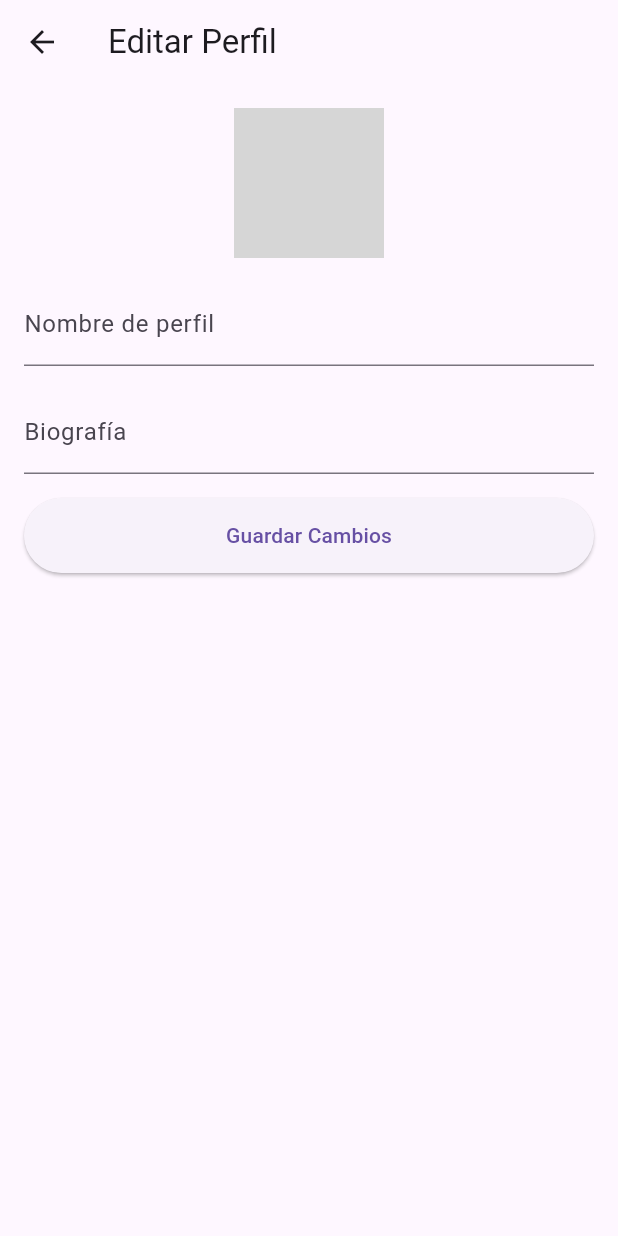
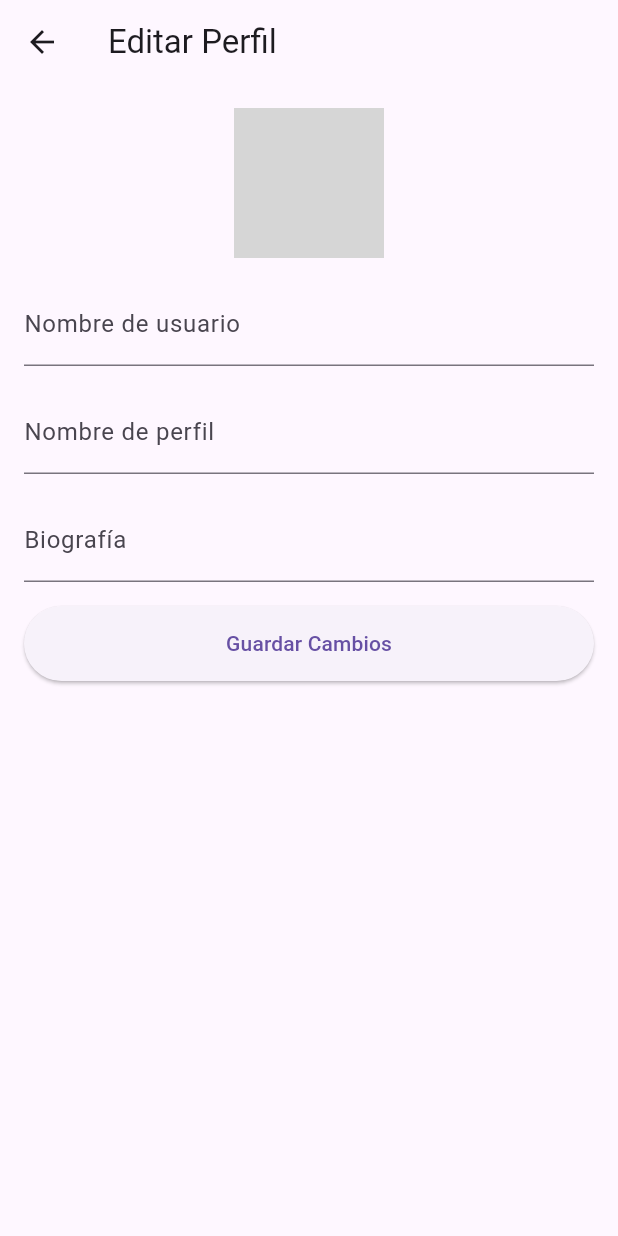
Before and after one commit to aa44aaa44aaa/Mascotapp, a Flutter app: the screen it shows once a user with an empty profile is signed in, in the side drawer, after a tap on "Configuración", on a phone screen of 412 x 824 dp. Run offline on Flutter 3.47's test engine with Material 3 defaults, Android fonts, the phone set to English and light mode, and no system bars; our stand-ins replace awesome_snackbar_content, cached_network_image, cloud_firestore, firebase_auth, firebase_core, firebase_storage and 11 more; missing offline and left inert: mailer; accounts and stored records are empty; network calls fail; grey boxes are pictures that could not be loaded.

Commit message:
Editar nombre de usuario en perfil de usuario

```diff
--- a/MascotAPP/lib/user/user_edit.dart
+++ b/MascotAPP/lib/user/user_edit.dart
@@ -28,6 +28,7 @@ class _UserEditScreenState extends State<UserEditScreen> {
 
   final TextEditingController _profileNameController = TextEditingController();
   final TextEditingController _bioController = TextEditingController();
+  final TextEditingController _usernameController = TextEditingController();
 
   @override
   void initState() {
@@ -45,6 +46,7 @@ class _UserEditScreenState extends State<UserEditScreen> {
       profileName = userDoc['profileName'];
       bio = userDoc['bio'];
 
+      _usernameController.text = username ?? '';
       _profileNameController.text = profileName ?? '';
       _bioController.text = bio ?? '';
     });
@@ -104,6 +106,26 @@ class _UserEditScreenState extends State<UserEditScreen> {
 
     String userId = _auth.currentUser!.uid;
     String? imageUrl = profileImageUrl;
+    String newUsername = _usernameController.text.trim();
+
+    // Verificar si el nombre de usuario ya está en uso
+    final QuerySnapshot result = await _firestore
+        .collection('users')
+        .where('username', isEqualTo: newUsername)
+        .get();
+
+    final List<DocumentSnapshot> documents = result.docs;
+
+    // Si el nombre de usuario está en uso por otro usuario
+    if (documents.isNotEmpty && documents.first.id != userId) {
+      setState(() {
+        isLoading = false;
+      });
+      ScaffoldMessenger.of(context).showSnackBar(
+        const SnackBar(content: Text('El nombre de usuario ya está en uso')),
+      );
+      return;
+    }
 
     if (_profileImage != null) {
       final storageRef = FirebaseStorage.instance
@@ -121,6 +143,7 @@ class _UserEditScreenState extends State<UserEditScreen> {
 
     await _firestore.collection('users').doc(userId).update({
       'profileImageUrl': imageUrl,
+      'username': newUsername,
       'profileName': _profileNameController.text,
       'bio': _bioController.text,
     });
@@ -163,6 +186,29 @@ class _UserEditScreenState extends State<UserEditScreen> {
                           ? const Icon(Icons.camera_alt, size: 50)
                           : null,
                     ),
+                  ),
+                  const SizedBox(height: 16),
+                  TextFormField(
+                    controller: _usernameController,
+                    decoration: InputDecoration(
+                      labelText: 'Nombre de usuario',
+                      //prefixIcon: const Icon(Icons.account_circle),
+                      prefix: const Padding(
+                        padding: EdgeInsets.only(
+                            right: 1.0), // Añadimos un pequeño espacio
+                        child: Text('@'),
+                      ),
+                    ),
+                    validator: (value) {
+                      if (value!.isEmpty) return 'Ingresa tu nombre de usuario';
+                      if (value.length < 2 || value.length > 20)
+                        return 'El nombre de usuario debe tener entre 2 y 20 caracteres';
+                      if (value.contains(' '))
+                        return 'El nombre de usuario no puede contener espacios';
+                      if (!RegExp(r'^[a-zA-Z0-9_]+$').hasMatch(value))
+                        return 'El nombre de usuario solo puede contener letras, números y guion bajo';
+                      return null;
+                    },
                   ),
                   const SizedBox(height: 16),
                   TextFormField(
```
